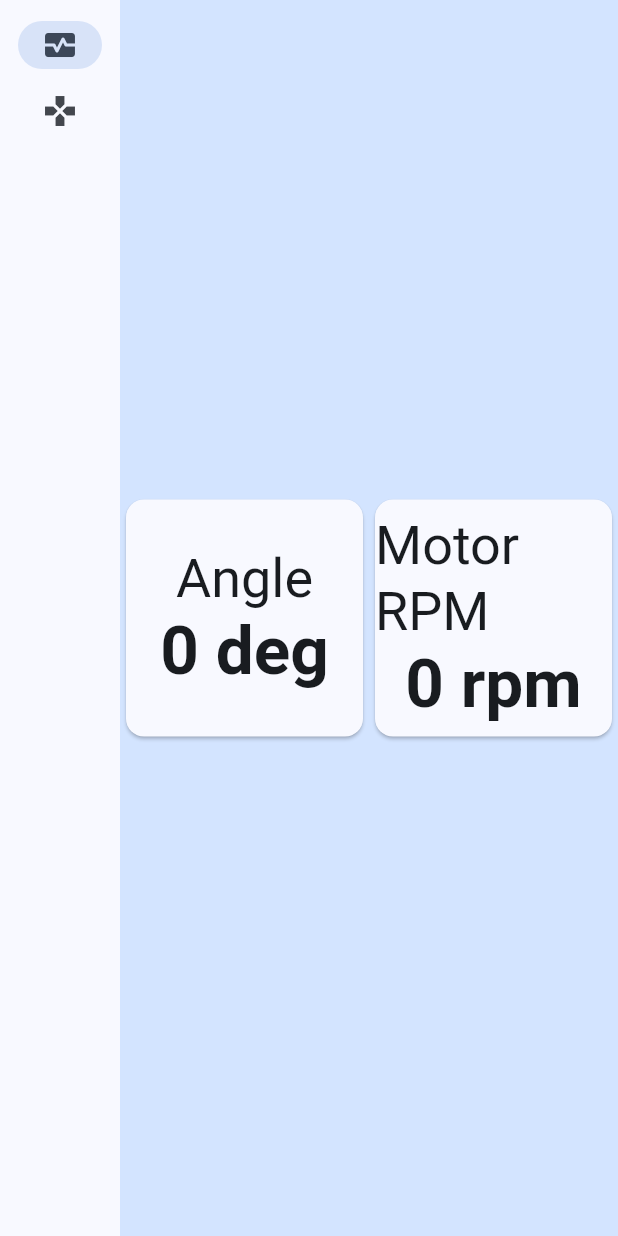
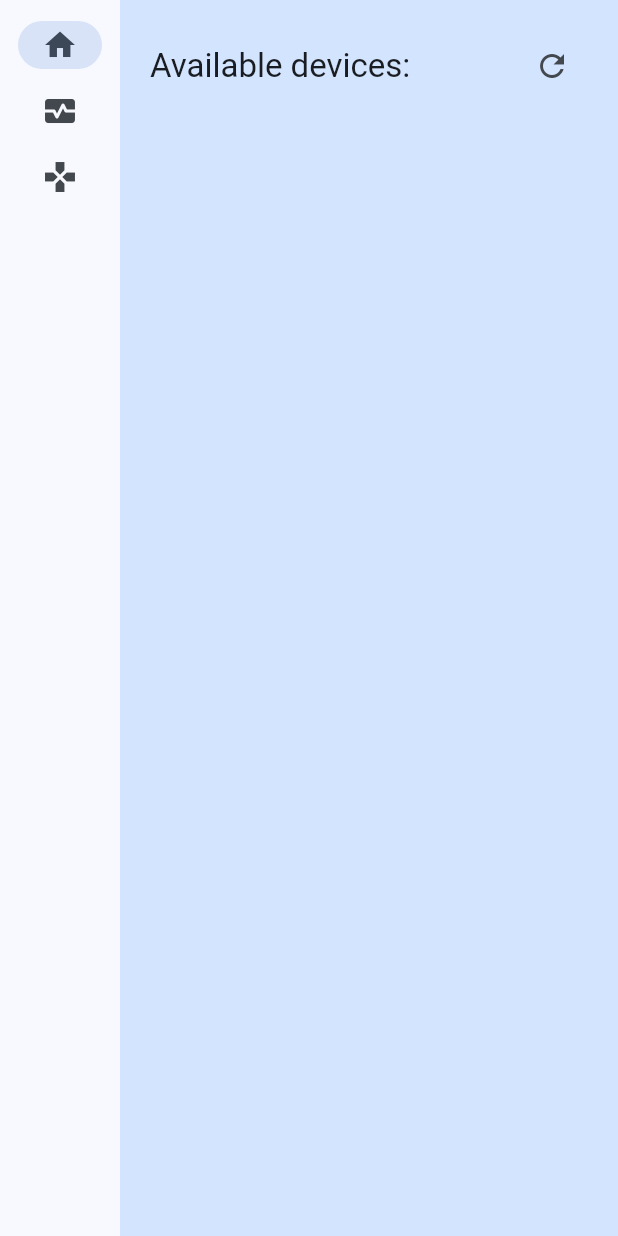
Before and after one commit to YassenEfremov/hedgehog, a Flutter app: the screen it shows after launch, on a phone screen of 412 x 824 dp. Run offline on Flutter 3.47's test engine with Material 2 defaults, Android fonts, the light colour scheme and no system bars; missing offline and left inert: bluez.

Commit message:
Add bluetooth and split project into files

```diff
--- /dev/null
+++ b/lib/home_page.dart
@@ -0,0 +1,212 @@
+import 'package:flutter/material.dart';
+import 'package:bluez/bluez.dart';
+// import 'package:flutter_bluetooth_serial/flutter_bluetooth_serial.dart';
+
+
+class HomePage extends StatefulWidget {
+  @override
+  State<HomePage> createState() => _HomePageState();
+}
+
+class _HomePageState extends State<HomePage> {
+  Set<BlueZDevice> devices = {};
+  var client = BlueZClient();
+  bool scanning = false;
+  bool paired = false;
+  bool connected = false;
+
+  void pair(BlueZDevice device) async {
+    var adapter = client.adapters[0];
+    // await adapter.stopDiscovery();
+
+    // Register agent to handle pairing requests.
+    var agent = MyAgent();
+    await client.registerAgent(agent);
+
+    // Request that our agent is used.
+    await client.requestDefaultAgent();
+
+    if (device.paired) {
+      print('Device ${device.address} already paired');
+      await client.close();
+      return;
+    }
+
+    device.propertiesChanged.listen((properties) async {
+      if (device.paired) {
+        print('Device ${device.address} successfully paired');
+        await client.close();
+        return;
+      }
+    });
+    await device.pair();
+  }
+
+  void startScan() async {
+    await client.connect();
+
+    if (client.adapters.isEmpty) {
+      await client.close();
+      return Future.error('No Bluetooth adapters found');
+    }
+    var adapter = client.adapters[0];
+
+    client.deviceAdded
+        .listen((device) {
+          print('${device.address} ${device.name}');
+          setState(() {
+            devices.add(device);
+          });
+        });
+    client.deviceRemoved
+        .listen((device) => setState(() {
+          devices.add(device);
+          })
+        );
+
+    await adapter.startDiscovery();
+  }
+
+  void stopScan() async {
+    var adapter = client.adapters[0];
+    await adapter.stopDiscovery();
+  }
+
+  @override
+  Widget build(BuildContext context) {
+    final theme = Theme.of(context);
+    final addressStyle = theme.textTheme.titleMedium!.copyWith(
+      color: theme.colorScheme.secondary,
+    );
+    final titleStyle = theme.textTheme.titleLarge!.copyWith(
+      color: theme.colorScheme.onBackground,
+    );
+
+    return Center(
+      child: Padding(
+        padding: const EdgeInsets.all(20.0),
+        child: ListView(
+          children: [
+            Row(
+              children: [
+                Text('Available devices:', style: titleStyle),
+                Expanded(child: SizedBox(width: 100)),
+                IconButton(
+                  icon: scanning ? Icon(Icons.stop) : Icon(Icons.refresh),
+                  onPressed: () => setState(() {
+                    if (!scanning) {
+                      scanning = true;
+                      startScan();
+                    } else {
+                      scanning = false;
+                      stopScan();
+                    }
+                  }),
+                ),
+              ],
+            ),
+            SizedBox(height: 10),
+            for (var device in devices)
+              if (device.name.isNotEmpty)
+                Card(
+                  child: ListTile(
+                    leading: Icon(Icons.bluetooth),
+                    title: Row(
+                      children: [
+                        Text('${device.name}'),
+                        SizedBox(width: 10),
+                        Text('(${device.address})', style: addressStyle),
+                      ],
+                    ),
+                    onTap: () { pair(device); },
+                  ),
+                ),
+            SizedBox(height: 10),
+            Center(
+              child:
+                scanning ?
+                  SizedBox(
+                    width: 30,
+                    height: 30,
+                    child: CircularProgressIndicator(),
+                  )
+                  :
+                  SizedBox(
+                    width: 30,
+                    height: 30,
+                  )
+            ),
+          ],
+        ),
+      // );
+
+          //else if (snapshot.hasError) {
+          //   return Column(
+          //     mainAxisAlignment: MainAxisAlignment.center,
+          //     children: [
+          //       const Icon(
+          //         Icons.error_outline,
+          //         color: Colors.red,
+          //         size: 60,
+          //       ),
+          //       Padding(
+          //         padding: const EdgeInsets.only(top: 16),
+          //         child: Text('Error: ${snapshot.error}'),
+          //       ),
+          //     ],
+          //   );
+          // } else {
+          //   return Column(
+          //     mainAxisAlignment: MainAxisAlignment.center,
+          //     children: [
+          //       SizedBox(
+          //         width: 60,
+          //         height: 60,
+          //         child: CircularProgressIndicator(),
+          //       ),
+          //       Padding(
+          //         padding: const EdgeInsets.only(top: 16),
+          //         child: Text('Scanning for devices ...'),
+          //       ),
+          //     ],
+          //   );
+          // }
+        // },
+      ),
+    );
+  }
+}
+
+
+class MyAgent extends BlueZAgent {
+  @override
+  Future<BlueZAgentPinCodeResponse> requestPinCode(BlueZDevice device) async {
+    return BlueZAgentPinCodeResponse.success('1234');
+  }
+
+  @override
+  Future<BlueZAgentResponse> displayPinCode(
+      BlueZDevice device, String pinCode) async {
+    print('PinCode $pinCode');
+    return BlueZAgentResponse.success();
+  }
+
+  @override
+  Future<BlueZAgentPasskeyResponse> requestPasskey(BlueZDevice device) async {
+    return BlueZAgentPasskeyResponse.success(1234);
+  }
+
+  @override
+  Future<BlueZAgentResponse> displayPasskey(
+      BlueZDevice device, int passkey, int entered) async {
+    print('Passkey $passkey');
+    return BlueZAgentResponse.success();
+  }
+
+  @override
+  Future<BlueZAgentResponse> requestConfirmation(
+      BlueZDevice device, int passkey) async {
+    print('Confirmed with passkey $passkey');
+    return BlueZAgentResponse.success();
+  }
+}
--- a/lib/main.dart
+++ b/lib/main.dart
@@ -1,88 +1,47 @@
 import 'package:flutter/material.dart';
 import 'package:provider/provider.dart';
-// import 'package:flutter_bluetooth_serial/flutter_bluetooth_serial.dart';
-import 'package:bluez/bluez.dart';
+
+import 'home_page.dart';
+import 'telemetry_page.dart';
+import 'control_page.dart';
 
 
-void main() async {
-
-  // var client = BlueZClient();
-  // await client.connect();
-
-  // if (client.adapters.isEmpty) {
-  //   print('No Bluetooth adapters found');
-  //   await client.close();
-  //   return;
-  // }
-  // var adapter = client.adapters[0];
-
-  // print('Searching for devices on ${adapter.name}...');
-  // for (var device in client.devices) {
-  //   print('  ${device.address} ${device.name}');
-  // }
-  // client.deviceAdded
-  //     .listen((device) => print('  ${device.address} ${device.name}'));
-
-  // await adapter.startDiscovery();
-
-  // await Future.delayed(Duration(seconds: 5));
-
-  // await adapter.stopDiscovery();
-
-  // await client.close();
-
-  runApp(MyApp());
+void main() {
+  runApp(Hedgehog());
 }
 
 
-class MyApp extends StatelessWidget {
-  const MyApp({super.key});
+class Hedgehog extends StatelessWidget {
+  const Hedgehog({super.key});
 
   @override
   Widget build(BuildContext context) {
     return ChangeNotifierProvider(
-      create: (context) => MyAppState(),
+      create: (context) => AppState(),
       child: MaterialApp(
         title: 'Hedgehog',
         theme: ThemeData(
           useMaterial3: true,
           colorScheme: ColorScheme.fromSeed(seedColor: Colors.lightBlue.shade900),
         ),
-        home: MyHomePage(),
+        home: MainPage(),
       ),
     );
   }
 }
 
 
-class MyAppState extends ChangeNotifier {
-  // var current = WordPair.random();
+class AppState extends ChangeNotifier {
 
-  // void getNext() {
-  //   current = WordPair.random();
-  //   notifyListeners();
-  // }
-
-  // var favorites = <WordPair>[];
-
-  // void toggleFavorite() {
-  //   if (favorites.contains(current)) {
-  //     favorites.remove(current);
-  //   } else {
-  //     favorites.add(current);
-  //   }
-  //   notifyListeners();
-  // }
 }
 
 
-class MyHomePage extends StatefulWidget {
+class MainPage extends StatefulWidget {
   @override
-  State<MyHomePage> createState() => _MyHomePageState();
+  State<MainPage> createState() => _MainPageState();
 }
 
-
-class _MyHomePageState extends State<MyHomePage> {
+class _MainPageState extends State<MainPage> {
 
   var selectedIndex = 0;
 
@@ -92,9 +51,12 @@
     Widget page;
     switch (selectedIndex) {
       case 0:
+        page = HomePage();
+        break;
+      case 1:
         page = TelemetryPage();
         break;
-      case 1:
+      case 2:
         page = ControlPage();
         break;
       default:
@@ -110,6 +72,10 @@
                 child: NavigationRail(
                   extended: constraints.maxWidth >= 600,
                   destinations: [
+                    NavigationRailDestination(
+                      icon: Icon(Icons.home),
+                      label: Text('Home'),
+                    ),
                     NavigationRailDestination(
                       icon: Icon(Icons.monitor_heart),
                       label: Text('Telemetry'),
@@ -140,113 +106,3 @@
     );
   }
 }
-
-
-class TelemetryPage extends StatelessWidget {
-  @override
-  Widget build(BuildContext context) {
-    var appState = context.watch<MyAppState>();
-
-    return Center(
-      child: GridView.count(
-        shrinkWrap: true,
-        crossAxisCount: 2,
-        children: [
-          Angle(),
-          RPM()
-        ],
-      ),
-    );
-  }
-}
-
-
-class Angle extends StatefulWidget {
-  @override
-  State<Angle> createState() => _AngleState();
-}
-
-class _AngleState extends State<Angle> {
-
-  var angle = 0;
-
-  @override
-  Widget build(BuildContext context) {
-    final theme = Theme.of(context);
-    final titleStyle = theme.textTheme.displaySmall!.copyWith(
-      color: theme.colorScheme.onBackground,
-    );
-    final angleStyle = theme.textTheme.displayMedium!.copyWith(
-      color: theme.colorScheme.onBackground,
-      fontWeight: FontWeight.bold
-    );
-
-    return Card(
-      color: theme.colorScheme.background,
-      child: Column(
-        mainAxisAlignment: MainAxisAlignment.center,
-        children: [
-          Text(
-            'Angle',
-            style: titleStyle,
-          ),
-          Text(
-            '$angle deg',
-            style: angleStyle,
-          ),
-        ],
-      )
-    );
-  }
-}
-
-
-class RPM extends StatefulWidget {
-  @override
-  State<RPM> createState() => _RPMState();
-}
-
-class _RPMState extends State<RPM> {
-
-  var rpm = 0;
-
-  @override
-  Widget build(BuildContext context) {
-    final theme = Theme.of(context);
-    final titleStyle = theme.textTheme.displaySmall!.copyWith(
-      color: theme.colorScheme.onBackground,
-    );
-    final RPMStyle = theme.textTheme.displayMedium!.copyWith(
-      color: theme.colorScheme.onBackground,
-      fontWeight: FontWeight.bold
-    );
-
-    return Card(
-      color: theme.colorScheme.background,
-      child: Column(
-        mainAxisAlignment: MainAxisAlignment.center,
-        children: [
-          Text(
-            'Motor RPM',
-            style: titleStyle,
-          ),
-          Text(
-            '$rpm rpm',
-            style: RPMStyle,
-          ),
-        ],
-      )
-    );
-  }
-}
-
-
-class ControlPage extends StatelessWidget {
-  @override
-  Widget build(BuildContext context) {
-    var appState = context.watch<MyAppState>();
-    final theme = Theme.of(context);
-
-    return Placeholder();
-  }
-}
```
Also changed, not shown: lib/control_page.dart (added, +13 -0 lines), lib/telemetry_page.dart (added, +101 -0 lines), 1 other file.
